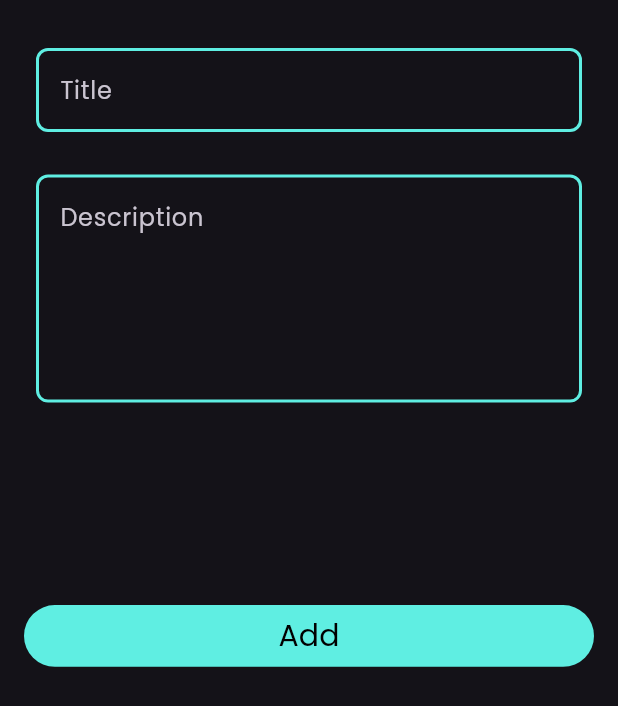
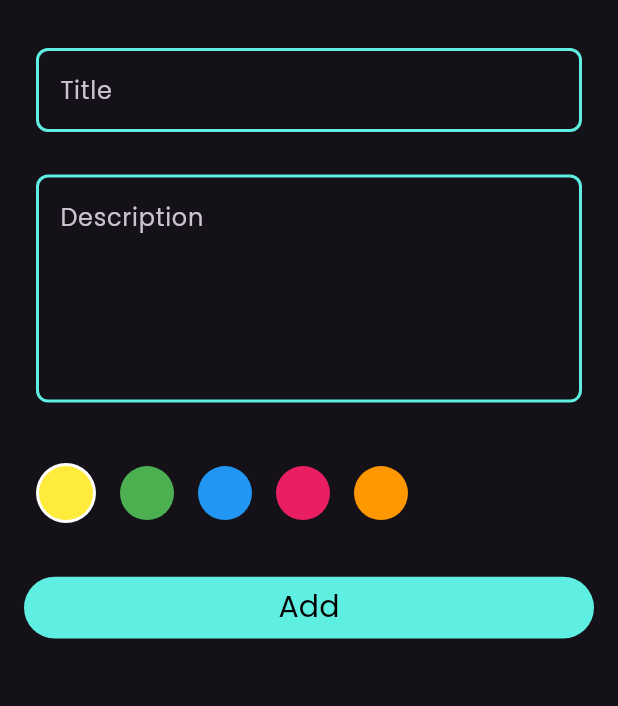
Before and after one commit to nabilmahmah/note_app, a Flutter app: the AddNewNote widget shown alone on an empty page, opened directly, on a phone screen of 412 x 824 dp. Shown: the top 706 px of the screen. Run offline on Flutter 3.47's test engine with Material 3 defaults, Android fonts, the phone set to English and light mode, and no system bars; our stand-ins replace bloc, flutter_bloc, hive, hive_flutter; accounts and stored records are empty.

Commit message:
select color

```diff
--- a/lib/cubits/addNote/add_note_cubit.dart
+++ b/lib/cubits/addNote/add_note_cubit.dart
@@ -1,4 +1,5 @@
 import 'package:bloc/bloc.dart';
+import 'package:flutter/material.dart';
 import 'package:hive_flutter/hive_flutter.dart';
 import 'package:note_app/cubits/addNote/add_note_state.dart';
 import 'package:note_app/customs.dart';
@@ -6,7 +7,10 @@ import 'package:note_app/models/note_model.dart';
 
 class AddNoteCubit extends Cubit<AddNoteState> {
   AddNoteCubit() : super(AddNoteInitial());
+  Color selectedColor = Colors.yellow;
   addNote(NoteModel note) async {
+    // store the ARGB int value of the selected Color
+    note.color = selectedColor.value;
     emit(AddNoteLoading());
     try {
       var box = Hive.box<NoteModel>(kNoteBox);
--- a/lib/widgets/NoteContainer.dart
+++ b/lib/widgets/NoteContainer.dart
@@ -21,7 +21,7 @@ class Notecontainer extends StatelessWidget {
       child: Container(
         padding: EdgeInsets.only(top: 24, bottom: 24, left: 16),
         decoration: BoxDecoration(
-          color: Color.fromARGB(255, 255, 205, 121),
+          color: Color(note.color),
           borderRadius: BorderRadius.circular(16),
         ),
         child: Column(
--- a/lib/widgets/addNewNote.dart
+++ b/lib/widgets/addNewNote.dart
@@ -3,6 +3,7 @@ import 'package:flutter_bloc/flutter_bloc.dart';
 import 'package:intl/intl.dart';
 import 'package:note_app/cubits/addNote/add_note_cubit.dart';
 import 'package:note_app/models/note_model.dart';
+import 'package:note_app/widgets/color_listview.dart';
 import 'package:note_app/widgets/customButton.dart';
 import 'package:note_app/widgets/customTexeField.dart';
 
@@ -22,9 +23,9 @@ class _AddNewNoteState extends State<AddNewNote> {
     GlobalKey<FormState> formkey = GlobalKey<FormState>();
     return Padding(
       padding: const EdgeInsets.symmetric(horizontal: 16, vertical: 24),
-      child: Form(
-        key: formkey,
-        child: SingleChildScrollView(
+      child: SingleChildScrollView(
+        child: Form(
+          key: formkey,
           child: Column(
             children: [
               Customtexefield(
@@ -41,7 +42,11 @@ class _AddNewNoteState extends State<AddNewNote> {
                   description = value;
                 },
               ),
-              SizedBox(height: height * 0.15),
+              SizedBox(height: height * 0.015),
+              ColorListview(),
+              // ColorItem(),
+              SizedBox(height: height * 0.015),
+
               CustomButton(
                 height: height,
                 onPressed: () {
@@ -69,7 +74,7 @@ class _AddNewNoteState extends State<AddNewNote> {
         title: title!,
         subtitle: description!,
         date: formattedDate,
-        color: Colors.yellow.value,
+        color: Colors.yellow.toARGB32(),
       );
       BlocProvider.of<AddNoteCubit>(context).addNote(note);
     }
--- /dev/null
+++ b/lib/widgets/color_item.dart
@@ -0,0 +1,19 @@
+import 'package:flutter/material.dart';
+
+class ColorItem extends StatelessWidget {
+  const ColorItem({super.key, required this.isSelected, required this.color});
+
+  final bool isSelected;
+  final Color color;
+
+  @override
+  Widget build(BuildContext context) {
+    return isSelected
+        ? CircleAvatar(
+            radius: 20,
+            backgroundColor: Colors.white,
+            child: CircleAvatar(radius: 18, backgroundColor: color),
+          )
+        : CircleAvatar(radius: 18, backgroundColor: color);
+  }
+}
--- /dev/null
+++ b/lib/widgets/color_listview.dart
@@ -0,0 +1,50 @@
+import 'package:flutter/material.dart';
+import 'package:flutter_bloc/flutter_bloc.dart';
+import 'package:note_app/cubits/addNote/add_note_cubit.dart';
+import 'package:note_app/widgets/color_item.dart';
+
+class ColorListview extends StatefulWidget {
+  const ColorListview({super.key});
+
+  @override
+  State<ColorListview> createState() => _ColorListviewState();
+}
+
+class _ColorListviewState extends State<ColorListview> {
+  int selectedIndex = 0;
+  List<Color> colors = [
+    Colors.yellow,
+    Colors.green,
+    Colors.blue,
+    Colors.pink,
+    Colors.orange,
+  ];
+
+  @override
+  Widget build(BuildContext context) {
+    return SizedBox(
+      height: 40 * 2,
+      child: ListView.builder(
+        scrollDirection: Axis.horizontal,
+        itemCount: colors.length,
+        itemBuilder: (context, index) {
+          return Padding(
+            padding: const EdgeInsets.symmetric(horizontal: 8.0),
+            child: GestureDetector(
+              onTap: () {
+                setState(() {
+                  context.read<AddNoteCubit>().selectedColor = colors[index];
+                  selectedIndex = index;
+                });
+              },
+              child: ColorItem(
+                color: colors[index],
+                isSelected: selectedIndex == index,
+              ),
+            ),
+          );
+        },
+      ),
+    );
+  }
+}
--- a/lib/widgets/custom_floting_action_button.dart
+++ b/lib/widgets/custom_floting_action_button.dart
@@ -17,7 +17,7 @@ class CustomFlotingActionButton extends StatelessWidget {
       onPressed: () {
         showModalBottomSheet(
           context: context,
-          isScrollControlled: true,
+          // isScrollControlled: true,
           builder: (context) {
             // Use Padding with viewInsets so the modal rises above the keyboard
             return Padding(
```
